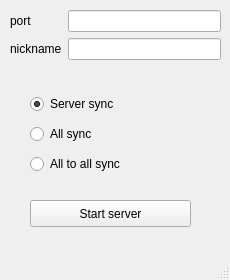
First picture: the form in version_2/server/SERVER_GUI.ui, repository RuStyC0der/clipboard_sync, before the edit.
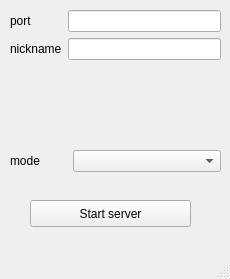
Second picture: the form after the edit.

Commit message: added gui for server and all_sync node(UNTESTED)

Diff of the .ui file:
```diff
--- a/version_2/server/SERVER_GUI.ui
+++ b/version_2/server/SERVER_GUI.ui
@@ -7,7 +7,7 @@
     <x>0</x>
     <y>0</y>
     <width>230</width>
-    <height>280</height>
+    <height>279</height>
    </rect>
   </property>
   <property name="windowTitle">
@@ -27,42 +27,6 @@
      <string>Start server</string>
     </property>
    </widget>
-   <widget class="QWidget" name="verticalLayoutWidget">
-    <property name="geometry">
-     <rect>
-      <x>30</x>
-      <y>90</y>
-      <width>160</width>
-      <height>89</height>
-     </rect>
-    </property>
-    <layout class="QVBoxLayout" name="mode_choice">
-     <item>
-      <widget class="QRadioButton" name="server_sync_btn">
-       <property name="text">
-        <string>Server sync</string>
-       </property>
-       <property name="checked">
-        <bool>true</bool>
-       </property>
-      </widget>
-     </item>
-     <item>
-      <widget class="QRadioButton" name="all_sync_btn">
-       <property name="text">
-        <string>All sync</string>
-       </property>
-      </widget>
-     </item>
-     <item>
-      <widget class="QRadioButton" name="a_t_a_sync_btn">
-       <property name="text">
-        <string>All to all sync</string>
-       </property>
-      </widget>
-     </item>
-    </layout>
-   </widget>
    <widget class="QWidget" name="formLayoutWidget">
     <property name="geometry">
      <rect>
@@ -95,6 +59,28 @@
      </item>
     </layout>
    </widget>
+   <widget class="QWidget" name="formLayoutWidget_2">
+    <property name="geometry">
+     <rect>
+      <x>10</x>
+      <y>150</y>
+      <width>211</width>
+      <height>31</height>
+     </rect>
+    </property>
+    <layout class="QFormLayout" name="formLayout_2">
+     <item row="0" column="0">
+      <widget class="QLabel" name="mode_l">
+       <property name="text">
+        <string>mode        </string>
+       </property>
+      </widget>
+     </item>
+     <item row="0" column="1">
+      <widget class="QComboBox" name="mode_box"/>
+     </item>
+    </layout>
+   </widget>
   </widget>
   <widget class="QMenuBar" name="menubar">
    <property name="geometry">
```
Left out of the diff: 12 changed lines with no effect on the pictures. The commit also changes 4 other files.
